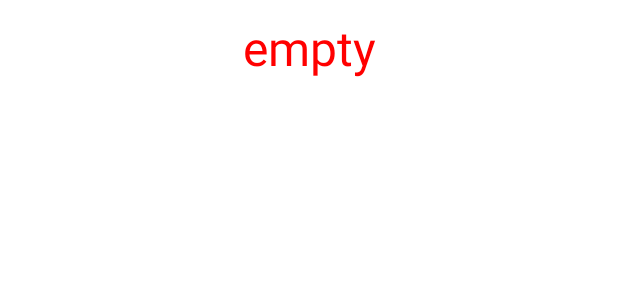
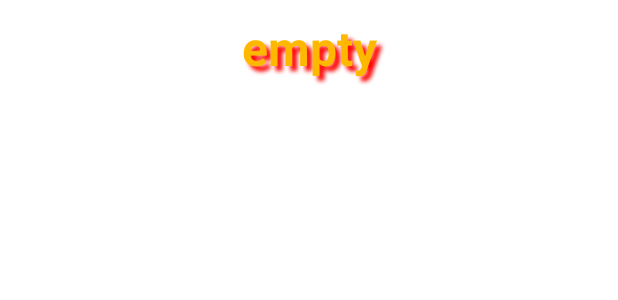
Before and after one commit to Dmitry-Serebrennikov/Mdev_episode_II, an Android app: the layout item.xml on its own in the app's theme, with its tools: preview values and no code run, on a phone screen of 412 x 824 dp. Shown: the top 300 px of the screen. Run offline under Robolectric (Android 15) with nearby library versions, the light colour scheme and no system bars.

Commit message:
TextColor modified. Result attached. Project finished

```diff
--- a/RecyclerViewColorsUpdated/app/src/main/res/layout/item.xml
+++ b/RecyclerViewColorsUpdated/app/src/main/res/layout/item.xml
@@ -1,15 +1,21 @@
 <?xml version="1.0" encoding="utf-8"?>
 <LinearLayout xmlns:android="http://schemas.android.com/apk/res/android"
-    android:orientation="horizontal"
     android:layout_width="match_parent"
-    android:layout_height="wrap_content">
+    android:layout_height="wrap_content"
+    android:orientation="horizontal">
+
     <TextView
-        android:padding="10dp"
-        android:textSize="32dp"
+        android:id="@+id/color"
         android:layout_width="match_parent"
         android:layout_height="wrap_content"
         android:gravity="center"
+        android:padding="10dp"
+        android:shadowColor="@color/text_shadow_color"
+        android:shadowDx="5"
+        android:shadowDy="5"
+        android:shadowRadius="3"
         android:text="empty"
         android:textColor="@color/text_color"
-        android:id="@+id/color"/>
+        android:textSize="32dp"
+        android:textStyle="bold" />
 </LinearLayout>
--- a/RecyclerViewColorsUpdated/app/src/main/res/values/colors.xml
+++ b/RecyclerViewColorsUpdated/app/src/main/res/values/colors.xml
@@ -8,5 +8,6 @@
     <color name="custom_black">#FF000000</color>
     <color name="custom_blue">#1B32C8</color>
     <color name="custom_white">#FFFFFFFF</color>
-    <color name="text_color">#FFFF0000</color>
+    <color name="text_color">#FFB800</color>
+    <color name="text_shadow_color">#FFFF0000</color>
 </resources>
```
Also changed, not shown: 1 other file.
